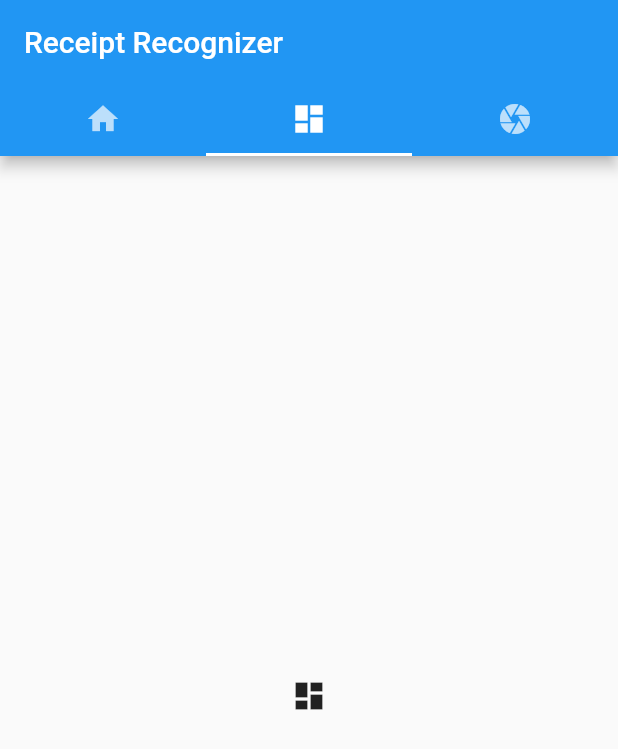
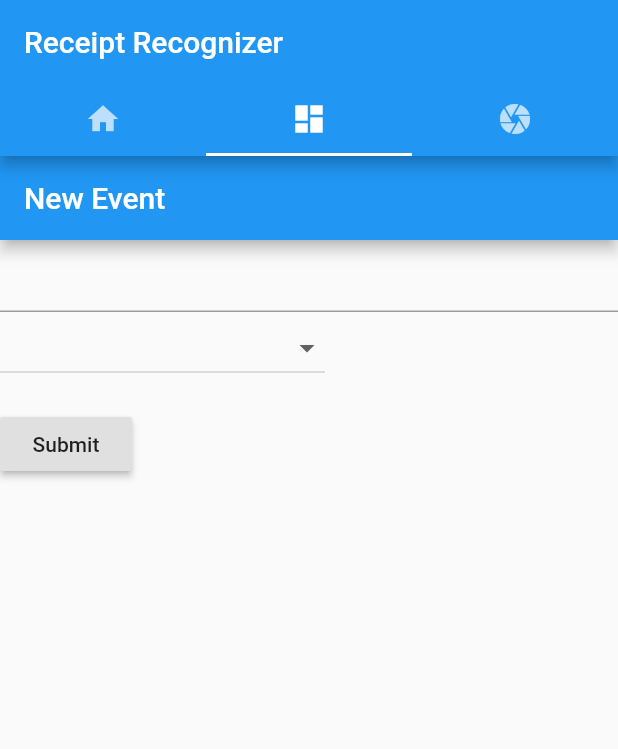
Before and after one commit to arturzrk/receipt_recogniser_1, a Flutter app: the screen it shows after launch, tab 2 chosen, on a phone screen of 412 x 824 dp. Shown: the top 749 px of the screen. Run offline on Flutter 3.47's test engine with Material 2 defaults, Android fonts, the phone set to English and light mode, and no system bars; our stand-ins replace camera; missing offline and left inert: flutter_simple_dependency_injection; statements that could not run were skipped.

Commit message:
Initial EventForm added.

```diff
--- /dev/null
+++ b/lib/forms/eventform.dart
@@ -0,0 +1,74 @@
+import 'package:flutter/material.dart';
+import 'package:receipt_recogniser_1/model/event.dart';
+
+class EventForm extends StatefulWidget {
+  @override
+  EventFormState createState() {
+    return new EventFormState();
+  }
+}
+
+class EventFormState extends State<EventForm> {
+
+  final _formkey = GlobalKey<FormState>();
+  final _scaffoldKey = GlobalKey<ScaffoldState>();
+  Event _formData = new Event();
+  @override
+  Widget build(BuildContext context) {
+    return Scaffold(
+        key: _scaffoldKey,
+        appBar: AppBar(
+          title: Text('New Event')
+        ),
+        body: Form(
+        key: _formkey,
+        child: Column(
+          crossAxisAlignment: CrossAxisAlignment.start,
+          children: [
+          TextFormField(
+            validator: _validateTextBoxEntry,
+            onSaved: (value) { _formData.title = value; },
+          ),
+          FormField(
+            builder: (FormFieldState state) {
+              return DropdownButton(
+                value: _formData.category,
+                onChanged: (EventCategory newValue) {
+                  setState(() {
+                    _formData.category = newValue;
+                    state.didChange(newValue);
+                  });
+                },
+                items: EventCategory.values.map( (EventCategory cat) {
+                  return DropdownMenuItem(value: cat, child: Text(cat.  toString()));
+                }).toList()
+              );
+            },
+          ),
+          Padding(
+              padding: const EdgeInsets.symmetric(vertical: 16.0),
+              child: RaisedButton(
+                onPressed: _onSubmitPressed,
+                child: Text('Submit'),
+              ),
+            ),
+          ]
+        )
+      )
+    );
+  }
+
+
+  String _validateTextBoxEntry(String value) {
+    if(value.isEmpty)
+      return 'Please enter something.';
+    return null;
+  }
+
+  void _onSubmitPressed() {
+    if (_formkey.currentState.validate()) {
+      _formkey.currentState.save();
+      _scaffoldKey.currentState.showSnackBar(SnackBar(content: Text('Processing Data..Event Title = ${_formData.title}')));
+    }
+  }
+}
--- a/lib/hometab.dart
+++ b/lib/hometab.dart
@@ -2,6 +2,8 @@ import 'package:flutter/material.dart';
 import 'package:receipt_recogniser_1/model/event.dart';
 import 'package:receipt_recogniser_1/repo/event/eventstore.dart';
 import 'package:flutter_simple_dependency_injection/injector.dart';
+import 'package:receipt_recogniser_1/forms/eventform.dart';
+
 
 class HomeTab extends StatefulWidget {
   @override
@@ -29,7 +31,19 @@ class HomeTabState extends State<HomeTab> {
 
   @override
   Widget build(BuildContext context) {
-    return buildEventList();
+    return Scaffold(
+     body:  buildEventList(),
+     floatingActionButton: new FloatingActionButton(
+        onPressed: () {
+          Navigator.push(
+            context,
+            MaterialPageRoute( builder: (context) => EventForm())
+          );
+        },
+        tooltip: 'Add New Event',
+        child: new Icon(Icons.add),
+      ),
+    );
   }
 
   Widget buildEventList() {
@@ -58,6 +72,4 @@ class HomeTabState extends State<HomeTab> {
     return Text('${event.occurenceDate.difference(DateTime.now()).inDays} days till next occurence.'
     );
   }
-
-
 }
--- a/lib/main.dart
+++ b/lib/main.dart
@@ -1,6 +1,7 @@
 import 'dart:async';
 import 'package:flutter/material.dart';
 import 'package:receipt_recogniser_1/cameratab.dart';
+import 'package:receipt_recogniser_1/forms/eventform.dart';
 import 'package:receipt_recogniser_1/hometab.dart';
 import 'package:camera/camera.dart';
 import 'package:receipt_recogniser_1/repo/event/eventstore.dart';
@@ -43,7 +44,7 @@ class TabbedApp extends StatelessWidget {
           body: TabBarView(
             children: [
               HomeTab(),
-              Icon(Icons.dashboard),
+              EventForm(),
               CameraTab(cameras,_scaffoldKey)
             ]
           )
--- a/lib/repo/event/mockeventstore.dart
+++ b/lib/repo/event/mockeventstore.dart
@@ -7,19 +7,19 @@ class MockEventStore implements EventStore {
   final cEvents =  [
     Event(
       title: 'first',
-      category: Category.Hydrofor,
+      category: EventCategory.Hydrofor,
       occurenceDate: DateTime.now(),
       reoccurenceDaysCount: 90
     ),
     Event(
       title: 'second',
-      category: Category.Rekuperator,
+      category: EventCategory.Rekuperator,
       occurenceDate: DateTime.now().add(Duration(days: 20)),
       reoccurenceDaysCount: 365
     ),
     Event(
       title: 'third',
-      category: Category.Szambo,
+      category: EventCategory.Szambo,
       occurenceDate: DateTime.now().add(Duration(days: 30)),
       reoccurenceDaysCount: 30
     )
```
Also changed, not shown: lib/model/event.dart (+7 -7 lines).
